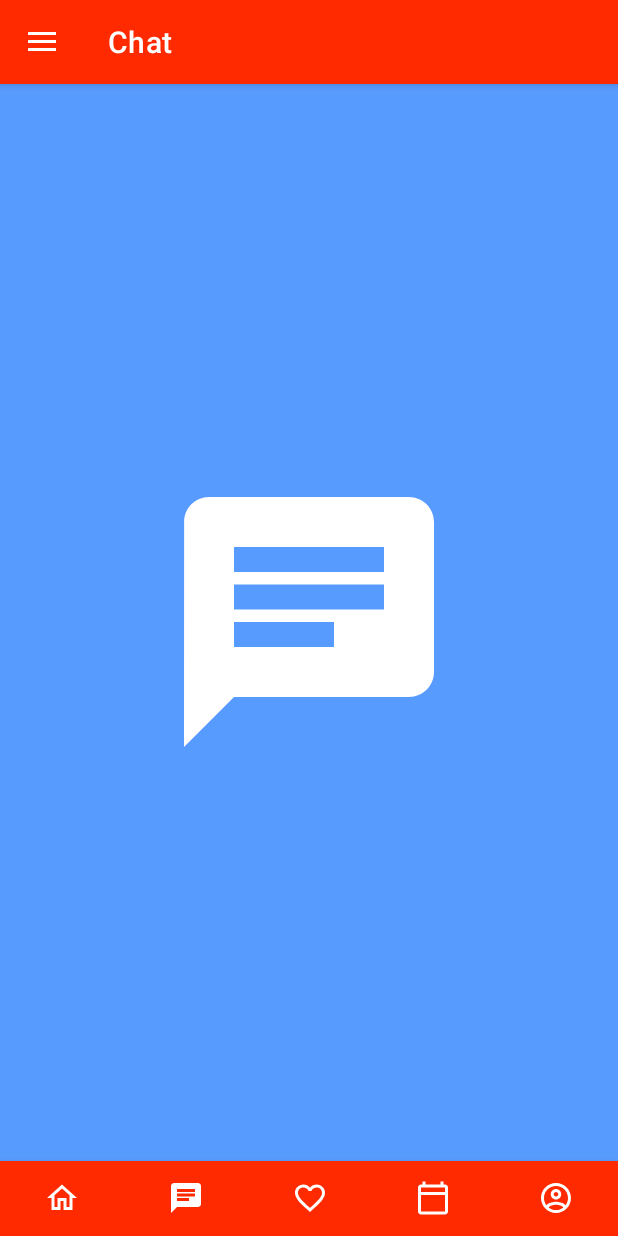
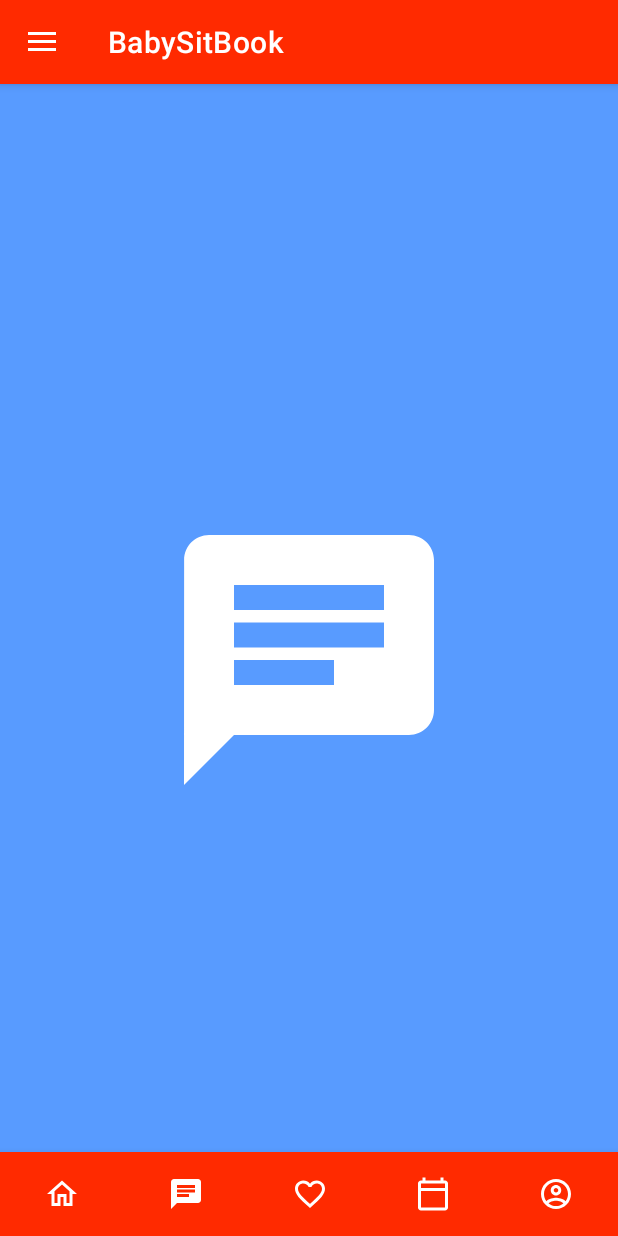
Before and after one commit to Dvirperkin/BabySitBook, an Android app: the screen it shows after launch once a user with an empty profile is signed in (HomeActivity), item 2 of the bottom bar chosen, on a phone screen of 412 x 824 dp. Run offline under Robolectric (Android 15) with nearby library versions, the phone set to English and light mode, and no system bars; our stand-ins replace Firebase (no records; nobody signed in at launch, a user with empty details on screens opened directly), data binding, navigation-ui.

Commit message:
Bottom Navbar Optimization
Started optimizing the bottom navbar. Not finished yet.

```diff
--- a/app/src/main/java/com/example/babysitbook/HomeActivity.kt
+++ b/app/src/main/java/com/example/babysitbook/HomeActivity.kt
@@ -3,12 +3,18 @@ package com.example.babysitbook
 import android.content.Intent
 import androidx.appcompat.app.AppCompatActivity
 import android.os.Bundle
+import android.view.Menu
 import android.view.MenuItem
 import android.view.View
+import android.widget.SearchView
 import android.widget.Toast
 import androidx.appcompat.app.ActionBarDrawerToggle
 import androidx.core.view.GravityCompat
 import androidx.fragment.app.Fragment
+import androidx.navigation.NavController
+import androidx.navigation.findNavController
+import androidx.navigation.ui.AppBarConfiguration
+import androidx.navigation.ui.setupWithNavController
 import com.google.firebase.auth.FirebaseAuth
 import com.google.firebase.auth.ktx.auth
 import com.google.firebase.database.ktx.database
@@ -27,41 +33,18 @@ class HomeActivity : AppCompatActivity() {
     //private val myRef = database.getReference("Users/Babysiter")
     private lateinit var auth: FirebaseAuth
     lateinit var toggle: ActionBarDrawerToggle
+    lateinit var appBarConfiguration: AppBarConfiguration
+    lateinit var navController: NavController
 
     override fun onCreate(savedInstanceState: Bundle?) {
         super.onCreate(savedInstanceState)
         setContentView(R.layout.activity_home)
         auth = Firebase.auth
 
-        val homeFragment = HomeFragment()
-        val chatFragment = ChatFragment()
-        val favoriteFragment = FavoriteFragment()
-        val calendarFragment = CalendarFragment()
-        val profileFragment = ProfileFragment()
-        val settingsFragment = SettingsFragment()
+        navController= findNavController(R.id.host_fragment)
+        bottom_navigation.setupWithNavController(navController)
 
-        setCurrentFragment(homeFragment, "Home")
-
-        bottom_navigation.setOnItemSelectedListener {
-            when (it.itemId) {
-                R.id.nav_home -> {
-                    setCurrentFragment(homeFragment, "Home")
-                }
-                R.id.nav_chat -> {
-                    setCurrentFragment(chatFragment, "Chat")
-                }
-                R.id.nav_favorite -> {
-                    setCurrentFragment(favoriteFragment, "Favorites")
-                }
-                R.id.nav_calendar -> {
-                    setCurrentFragment(calendarFragment, "Calendar")
-                }
-                R.id.nav_profile -> {
-                    setCurrentFragment(profileFragment, "Profile")
-                }
-            }
-            true
-        }
+        appBarConfiguration= AppBarConfiguration(navController.graph)
 
         toggle = ActionBarDrawerToggle(this, drawerLayout, R.string.OPEN, R.string.CLOSE)
         drawerLayout.addDrawerListener(toggle)
@@ -69,28 +52,30 @@ class HomeActivity : AppCompatActivity() {
 
         supportActionBar?.setDisplayHomeAsUpEnabled(true)
 
-        nav_drawer_view.setNavigationItemSelectedListener {
-            drawerLayout.closeDrawer(GravityCompat.START)
+//        nav_drawer_view.setNavigationItemSelectedListener {
+//            drawerLayout.closeDrawer(GravityCompat.START)
 
-            when(it.itemId) {
-                R.id.mi_settings -> {
-                    setCurrentFragment(settingsFragment, "Settings")
-                }
-
-                R.id.mi_logout -> Toast.makeText(applicationContext,
-                    "Clicked Logout", Toast.LENGTH_SHORT).show()
-            }
-            true
-        }
+//            when(it.itemId) {
+//                R.id.mi_settings -> {
+//                    setCurrentFragment(settingsFragment, "Settings")
+//                }
+//
+//                R.id.mi_logout -> Toast.makeText(applicationContext,
+//                    "Clicked Logout", Toast.LENGTH_SHORT).show()
+//            }
+//            true
+//        }
     }
 
-    private fun setCurrentFragment(fragment: Fragment, title: String) =
-        supportFragmentManager.beginTransaction().apply {
-            replace(R.id.fl_wrapper, fragment)
-            commit()
+    onSupport
 
-            supportActionBar?.title= title
-        }
+//    private fun setCurrentFragment(fragment: Fragment, title: String) =
+//        supportFragmentManager.beginTransaction().apply {
+//            //replace(R.id.fl_wrapper, fragment)
+//            commit()
+//
+//            supportActionBar?.title= title
+//        }
 
 
     fun logout(view: View){
@@ -98,10 +83,20 @@ class HomeActivity : AppCompatActivity() {
         startActivity(Intent(this, LoginActivity::class.java))
     }
 
-    override fun onOptionsItemSelected(item: MenuItem): Boolean {
-        if(toggle.onOptionsItemSelected(item)){
-            return true
-        }
-        return super.onOptionsItemSelected(item)
-    }
+//    override fun onOptionsItemSelected(item: MenuItem): Boolean {
+//        if(toggle.onOptionsItemSelected(item)){
+//            return true
+//        }
+//
+//
+//        return super.onOptionsItemSelected(item)
+//    }
+//
+//    override fun onCreateOptionsMenu(menu: Menu?): Boolean {
+//        menuInflater.inflate(R.menu.top_bar_menu, menu)
+//        val search = menu?.findItem(R.id.nav_search)
+//        val searchView= search?.actionView as SearchView
+//        searchView.queryHint="search something!"
+//        return super.onCreateOptionsMenu(menu)
+//    }
 }
--- a/app/src/main/java/com/example/babysitbook/fragments/ChatFragment.kt
+++ b/app/src/main/java/com/example/babysitbook/fragments/ChatFragment.kt
@@ -5,12 +5,16 @@ import android.view.LayoutInflater
 import android.view.View
 import android.view.ViewGroup
 import androidx.fragment.app.Fragment
-import com.example.babysitbook.R
+import com.example.babysitbook.databinding.FragmentChatBinding
 
 class ChatFragment : Fragment(){
+    lateinit var binding: FragmentChatBinding
     override fun onCreateView(
         inflater: LayoutInflater,
         container: ViewGroup?,
         savedInstanceState: Bundle?
-    ): View? =inflater.inflate(R.layout.fragment_chat, container, false)
+    ): View? {
+        binding= FragmentChatBinding.inflate(inflater)
+        return binding.root
+    }
 }
--- a/app/src/main/java/com/example/babysitbook/fragments/HomeFragment.kt
+++ b/app/src/main/java/com/example/babysitbook/fragments/HomeFragment.kt
@@ -1,17 +1,20 @@
 package com.example.babysitbook.fragments
 
-import android.content.Intent
 import android.os.Bundle
 import android.view.LayoutInflater
 import android.view.View
 import android.view.ViewGroup
 import androidx.fragment.app.Fragment
-import com.example.babysitbook.R
+import com.example.babysitbook.databinding.FragmentHomeBinding
 
 class HomeFragment : Fragment(){
+    lateinit var binding: FragmentHomeBinding
     override fun onCreateView(
         inflater: LayoutInflater,
         container: ViewGroup?,
         savedInstanceState: Bundle?
-    ): View? =inflater.inflate(R.layout.fragment_home, container, false)
+    ): View? {
+        binding= FragmentHomeBinding.inflate(inflater)
+        return binding.root
+    }
 }
--- /dev/null
+++ b/app/src/main/res/drawable/ic_baseline_search_24.xml
@@ -0,0 +1,5 @@
+<vector android:height="24dp" android:tint="#FFFFFF"
+    android:viewportHeight="24" android:viewportWidth="24"
+    android:width="24dp" xmlns:android="http://schemas.android.com/apk/res/android">
+    <path android:fillColor="@android:color/white" android:pathData="M15.5,14h-0.79l-0.28,-0.27C15.41,12.59 16,11.11 16,9.5 16,5.91 13.09,3 9.5,3S3,5.91 3,9.5 5.91,16 9.5,16c1.61,0 3.09,-0.59 4.23,-1.57l0.27,0.28v0.79l5,4.99L20.49,19l-4.99,-5zM9.5,14C7.01,14 5,11.99 5,9.5S7.01,5 9.5,5 14,7.01 14,9.5 11.99,14 9.5,14z"/>
+</vector>
--- a/app/src/main/res/layout/activity_home.xml
+++ b/app/src/main/res/layout/activity_home.xml
@@ -2,31 +2,10 @@
 <androidx.drawerlayout.widget.DrawerLayout xmlns:android="http://schemas.android.com/apk/res/android"
     xmlns:app="http://schemas.android.com/apk/res-auto"
     xmlns:tools="http://schemas.android.com/tools"
+    tools:context=".HomeActivity"
     android:layout_width="match_parent"
     android:layout_height="match_parent"
-    tools:context=".HomeActivity"
     android:id="@+id/drawerLayout">
-
-    <RelativeLayout
-        android:layout_width="match_parent"
-        android:layout_height="match_parent">
-
-        <FrameLayout
-            android:id="@+id/fl_wrapper"
-            android:layout_width="match_parent"
-            android:layout_height="match_parent"
-            android:layout_above="@+id/bottom_navigation"/>
-
-        <com.google.android.material.bottomnavigation.BottomNavigationView
-            android:id="@+id/bottom_navigation"
-            android:layout_width="match_parent"
-            android:layout_height="50dp"
-            android:layout_alignParentBottom="true"
-            app:itemBackground="@color/red"
-            app:itemIconTint="@android:color/white"
-            app:labelVisibilityMode="unlabeled"
-            app:menu="@menu/bottom_nav_menu" />
-    </RelativeLayout>
 
     <com.google.android.material.navigation.NavigationView
         android:id="@+id/nav_drawer_view"
@@ -37,4 +16,31 @@
         android:layout_gravity="start"
         android:fitsSystemWindows="true"/>
 
+    <RelativeLayout
+        android:layout_width="match_parent"
+        android:layout_height="match_parent">
+
+        <fragment
+            android:id="@+id/host_fragment"
+            android:name="androidx.navigation.fragment.NavHostFragment"
+            android:layout_width="match_parent"
+            android:layout_height="match_parent"
+            app:defaultNavHost="true"
+            app:layout_constraintBottom_toBottomOf="parent"
+            app:layout_constraintLeft_toLeftOf="parent"
+            app:layout_constraintRight_toRightOf="parent"
+            app:layout_constraintTop_toTopOf="parent"
+            app:navGraph="@navigation/app_navigation" />
+
+        <com.google.android.material.bottomnavigation.BottomNavigationView
+            android:id="@+id/bottom_navigation"
+            android:layout_width="match_parent"
+            android:layout_height="wrap_content"
+            android:layout_alignParentBottom="true"
+            app:itemBackground="@color/red"
+            app:itemIconTint="@android:color/white"
+            app:labelVisibilityMode="unlabeled"
+            app:menu="@menu/bottom_nav_menu" />
+    </RelativeLayout>
+
 </androidx.drawerlayout.widget.DrawerLayout>
--- a/app/src/main/res/layout/fragment_chat.xml
+++ b/app/src/main/res/layout/fragment_chat.xml
@@ -1,5 +1,11 @@
 <?xml version="1.0" encoding="utf-8"?>
-<FrameLayout xmlns:android="http://schemas.android.com/apk/res/android"
+<layout xmlns:android="http://schemas.android.com/apk/res/android">
+
+    <data>
+
+    </data>
+
+    <FrameLayout
         android:layout_width="match_parent"
         android:layout_height="match_parent"
         android:background="#589BFF">
@@ -17,3 +23,4 @@
 
         </RelativeLayout>
     </FrameLayout>
+</layout>
--- a/app/src/main/res/menu/bottom_nav_menu.xml
+++ b/app/src/main/res/menu/bottom_nav_menu.xml
@@ -2,27 +2,27 @@
 <menu xmlns:android="http://schemas.android.com/apk/res/android">
 
     <item
-        android:id="@+id/nav_home"
+        android:id="@+id/homeFragment"
         android:icon="@drawable/home_icon"
         android:title="@string/title_home" />
 
     <item
-        android:id="@+id/nav_chat"
+        android:id="@+id/chatFragment"
         android:icon="@drawable/chat_icon"
         android:title="@string/title_chat" />
 
     <item
-        android:id="@+id/nav_favorite"
+        android:id="@+id/favoriteFragment"
         android:icon="@drawable/favorite_icon"
         android:title="@string/title_favorites" />
 
     <item
-        android:id="@+id/nav_calendar"
+        android:id="@+id/calendarFragment"
         android:icon="@drawable/calendar_icon"
         android:title="@string/title_calendar" />
 
     <item
-        android:id="@+id/nav_profile"
+        android:id="@+id/profileFragment"
         android:icon="@drawable/profile_icon"
         android:title="@string/title_profile" />
 
--- /dev/null
+++ b/app/src/main/res/menu/top_bar_menu.xml
@@ -0,0 +1,12 @@
+<?xml version="1.0" encoding="utf-8"?>
+<menu xmlns:android="http://schemas.android.com/apk/res/android"
+    xmlns:app="http://schemas.android.com/apk/res-auto">
+
+    <item
+        android:id="@+id/nav_search"
+        android:icon="@drawable/ic_baseline_search_24"
+        android:title="@string/title_search"
+        app:actionViewClass="android.widget.SearchView"
+        app:showAsAction="always" />
+
+</menu>
--- /dev/null
+++ b/app/src/main/res/navigation/app_navigation.xml
@@ -0,0 +1,27 @@
+<?xml version="1.0" encoding="utf-8"?>
+<navigation xmlns:android="http://schemas.android.com/apk/res/android"
+    xmlns:app="http://schemas.android.com/apk/res-auto"
+    android:id="@+id/app_navigation"
+    app:startDestination="@id/homeFragment">
+
+    <fragment
+        android:id="@+id/homeFragment"
+        android:name="com.example.babysitbook.fragments.HomeFragment"
+        android:label="@string/title_home" />
+    <fragment
+        android:id="@+id/chatFragment"
+        android:name="com.example.babysitbook.fragments.ChatFragment"
+        android:label="@string/title_chat" />
+    <fragment
+        android:id="@+id/favoriteFragment"
+        android:name="com.example.babysitbook.fragments.FavoriteFragment"
+        android:label="@string/title_favorites" />
+    <fragment
+        android:id="@+id/calendarFragment"
+        android:name="com.example.babysitbook.fragments.CalendarFragment"
+        android:label="@string/title_calendar" />
+    <fragment
+        android:id="@+id/profileFragment"
+        android:name="com.example.babysitbook.fragments.ProfileFragment"
+        android:label="@string/title_profile" />
+</navigation>
```
Also changed, not shown: app/build.gradle (+8 -1 lines), app/src/main/java/com/example/babysitbook/fragments/CalendarFragment.kt (+6 -2 lines), app/src/main/java/com/example/babysitbook/fragments/FavoriteFragment.kt (+6 -2 lines), app/src/main/java/com/example/babysitbook/fragments/ProfileFragment.kt (+6 -2 lines), app/src/main/java/com/example/babysitbook/fragments/SettingsFragment.kt (+6 -2 lines), app/src/main/res/layout/fragment_calendar.xml (+8 -1 lines), app/src/main/res/layout/fragment_favorite.xml (+8 -1 lines), app/src/main/res/layout/fragment_home.xml (+9 -2 lines), app/src/main/res/layout/fragment_profile.xml (+8 -1 lines), app/src/main/res/layout/fragment_settings.xml (+8 -1 lines). Lines whose indentation alone changed are shown as unchanged.
